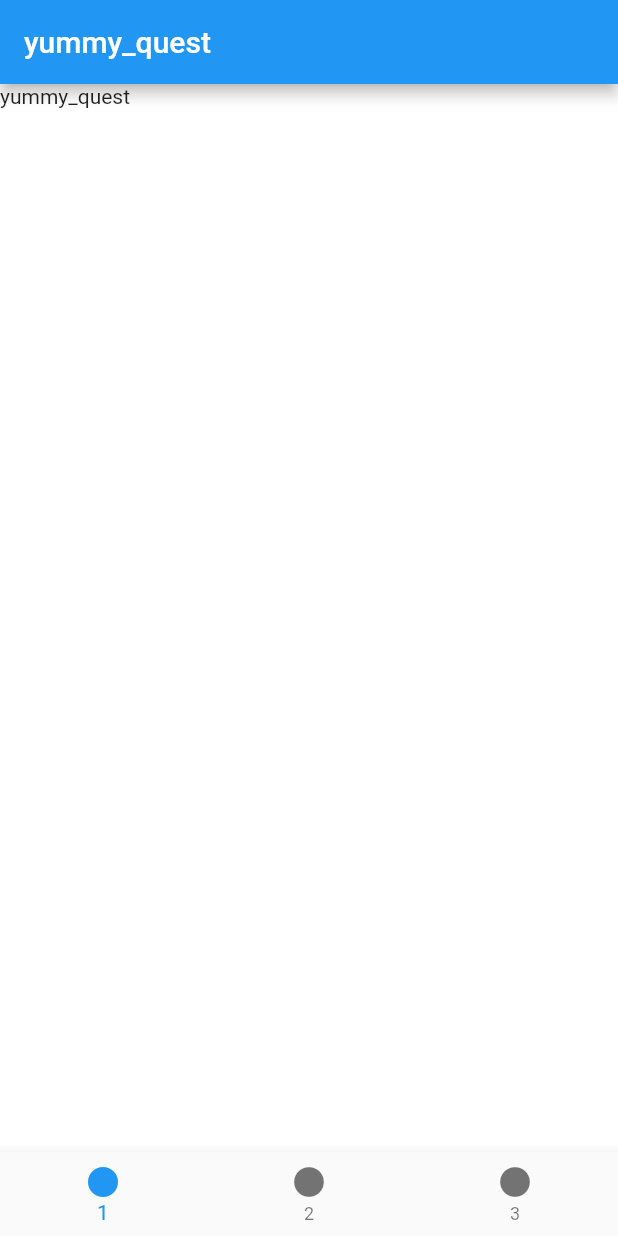
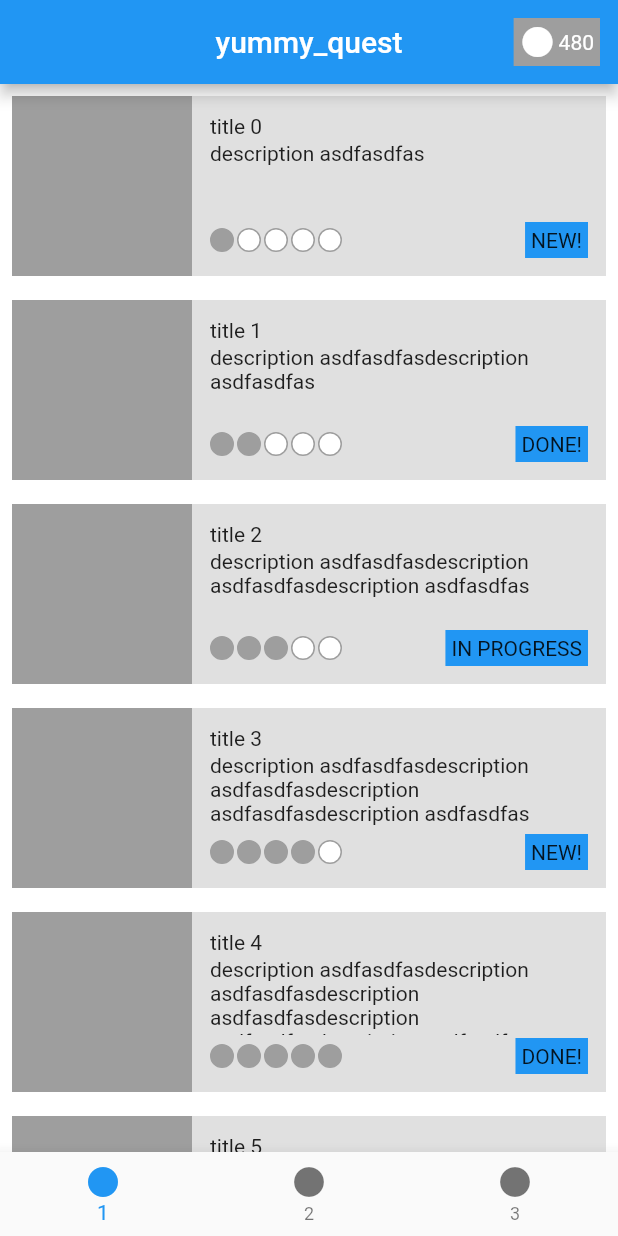
Before and after one commit to junction-dragonball/junction2023-mobile, a Flutter app: the screen it shows after launch, on a phone screen of 412 x 824 dp. Run offline on Flutter 3.47's test engine with Material 2 defaults, Android fonts, the phone set to English and light mode, and no system bars; our stand-ins replace get.

Commit message:
feat: QuestTab 구현

```diff
--- /dev/null
+++ b/lib/app/domain/models/quest.dart
@@ -0,0 +1,22 @@
+class Quest {
+  final String title;
+  final String description;
+  final QuestStatus status;
+  final int reward;
+
+  const Quest({
+    required this.title,
+    required this.description,
+    required this.status,
+    required this.reward,
+  });
+}
+
+enum QuestStatus {
+  newly('NEW!'),
+  inProgress('IN PROGRESS'),
+  done('DONE!');
+
+  final String text;
+  const QuestStatus(this.text);
+}
--- a/lib/app/presentation/screens/yummy_quest_screen/yummy_quest_screen.dart
+++ b/lib/app/presentation/screens/yummy_quest_screen/yummy_quest_screen.dart
@@ -1,5 +1,6 @@
 import 'package:get/get.dart';
 import 'package:flutter/material.dart';
+import 'package:yummy_quest/app/presentation/widgets/gap_layout.dart';
 import 'yummy_quest_screen_controller.dart';
 
 class YummyQuestScreen extends GetView<YummyQuestScreenController> {
@@ -8,8 +9,89 @@ class YummyQuestScreen extends GetView<YummyQuestScreenController> {
   @override
   Widget build(BuildContext context) {
     return Scaffold(
-      appBar: AppBar(title: Text('yummy_quest')),
-      body: Text('yummy_quest'),
+      appBar: AppBar(
+        title: Text('yummy_quest'),
+        centerTitle: true,
+        actions: [
+          Center(
+            child: Container(
+              color: Colors.grey,
+              padding: const EdgeInsets.all(4),
+              child: GapRow(
+                gap: 2,
+                children: [
+                  Icon(Icons.circle),
+                  Text('480'),
+                ],
+              ),
+            ),
+          ),
+          const SizedBox(width: 12),
+        ],
+      ),
+      body: ListView.builder(
+        shrinkWrap: true,
+        itemCount: controller.quests.length,
+        itemBuilder: (BuildContext ctx, int index) {
+          final quest = controller.quests[index];
+          return Padding(
+            padding: const EdgeInsets.all(8.0),
+            child: Row(
+              children: [
+                Container(
+                  height: 120,
+                  width: 120,
+                  color: Colors.grey,
+                ),
+                Expanded(
+                  child: Container(
+                    height: 120,
+                    color: Colors.black12,
+                    child: GapColumn(
+                      gap: 2,
+                      padding: const EdgeInsets.all(12),
+                      children: [
+                        Text(quest.title),
+                        Expanded(
+                          child: Text(
+                            quest.description,
+                            overflow: TextOverflow.clip,
+                          ),
+                        ),
+                        Row(
+                          mainAxisAlignment: MainAxisAlignment.spaceBetween,
+                          children: [
+                            GapRow(
+                              gap: 2,
+                              children: List.generate(
+                                5,
+                                (index) => Container(
+                                  decoration: BoxDecoration(
+                                    shape: BoxShape.circle,
+                                    color: index + 1 <= quest.reward ? Colors.grey : Colors.white,
+                                    border: Border.all(width: 1, color: Colors.grey),
+                                  ),
+                                  width: 16,
+                                  height: 16,
+                                ),
+                              ),
+                            ),
+                            Container(
+                              padding: const EdgeInsets.all(4),
+                              color: Colors.blue,
+                              child: Text(quest.status.text),
+                            ),
+                          ],
+                        ),
+                      ],
+                    ),
+                  ),
+                ),
+              ],
+            ),
+          );
+        },
+      ),
     );
   }
 }
--- a/lib/app/presentation/screens/yummy_quest_screen/yummy_quest_screen_controller.dart
+++ b/lib/app/presentation/screens/yummy_quest_screen/yummy_quest_screen_controller.dart
@@ -1,5 +1,18 @@
 import 'package:get/get.dart';
+import 'package:yummy_quest/app/domain/models/quest.dart';
 
-class YummyQuestScreenController extends GetxController{
-
+class YummyQuestScreenController extends GetxController {
+  final quests = List.generate(
+    8,
+    (index) => Quest(
+      title: 'title ${index}',
+      description: 'description asdfasdfas' * (index + 1),
+      status: index % 3 == 1
+          ? QuestStatus.done
+          : index % 3 == 2
+              ? QuestStatus.inProgress
+              : QuestStatus.newly,
+      reward: index % 5 + 1,
+    ),
+  );
 }
--- /dev/null
+++ b/lib/app/presentation/widgets/gap_layout.dart
@@ -0,0 +1,77 @@
+import 'package:flutter/material.dart';
+
+class GapColumn extends StatelessWidget {
+  final double gap;
+  final CrossAxisAlignment crossAxisAlignment;
+  final MainAxisSize mainAxisSize;
+  final EdgeInsetsGeometry padding;
+  final List<Widget> children;
+
+  /// Gap을 사용한다는 것은 MainAxisAlignment가 필요하지 않다는 것을 의미한다.
+  const GapColumn({
+    Key? key,
+    required this.gap,
+    this.crossAxisAlignment = CrossAxisAlignment.start,
+    this.mainAxisSize = MainAxisSize.max,
+    this.padding = EdgeInsets.zero,
+    required this.children,
+  }) : super(key: key);
+
+  @override
+  Widget build(BuildContext context) {
+    final gapChildren = <Widget>[];
+    for (var i = 0; i < children.length; i++) {
+      gapChildren.add(children[i]);
+      if (i != children.length - 1) {
+        gapChildren.add(SizedBox(height: gap));
+      }
+    }
+
+    return Padding(
+      padding: padding,
+      child: Column(
+        crossAxisAlignment: crossAxisAlignment,
+        mainAxisSize: mainAxisSize,
+        children: gapChildren,
+      ),
+    );
+  }
+}
+
+class GapRow extends StatelessWidget {
+  final List<Widget> children;
+  final double gap;
+  final MainAxisSize mainAxisSize;
+  final CrossAxisAlignment crossAxisAlignment;
+  final EdgeInsetsGeometry padding;
+
+  const GapRow({
+    Key? key,
+    required this.gap,
+    required this.children,
+    this.mainAxisSize = MainAxisSize.max,
+    this.crossAxisAlignment = CrossAxisAlignment.center,
+    this.padding = EdgeInsets.zero,
+  }) : super(key: key);
+
+  /// Gap을 사용한다는 것은 MainAxisAlignment가 필요하지 않다는 것을 의미한다.
+  @override
+  Widget build(BuildContext context) {
+    final gapChildren = <Widget>[];
+    for (var i = 0; i < children.length; i++) {
+      gapChildren.add(children[i]);
+      if (i != children.length - 1) {
+        gapChildren.add(SizedBox(width: gap));
+      }
+    }
+    return Padding(
+      padding: padding,
+      child: Row(
+        crossAxisAlignment: crossAxisAlignment,
+        mainAxisSize: mainAxisSize,
+        children: gapChildren,
+      ),
+    );
+  }
+
+}
```
